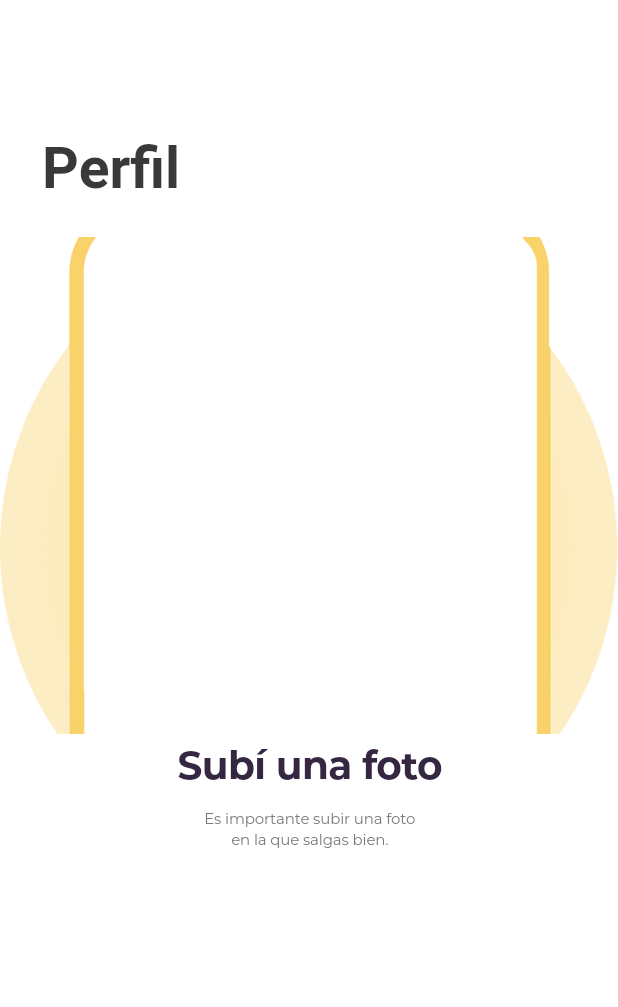
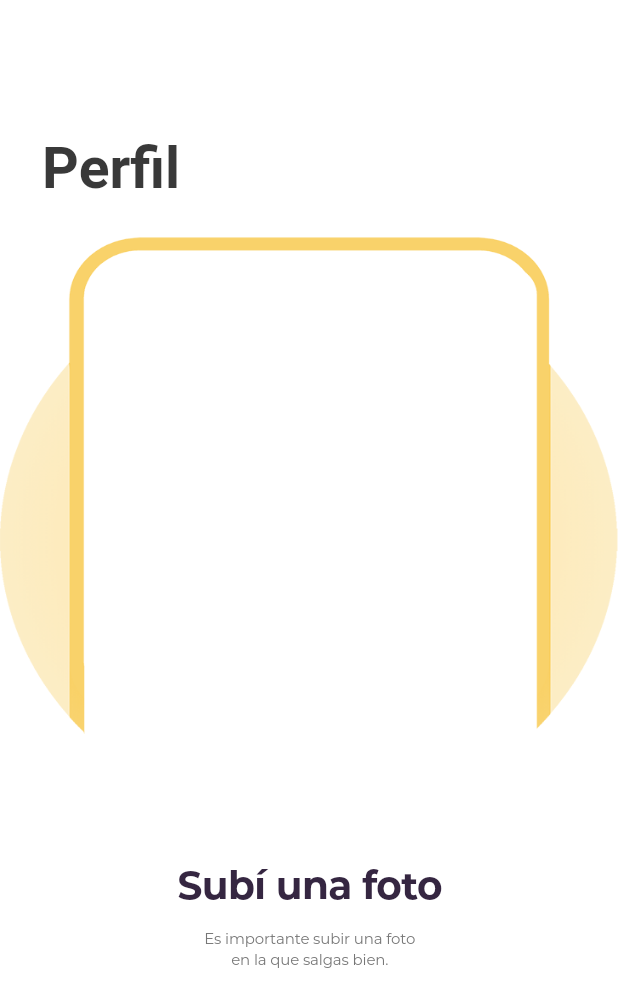
Before and after one commit to bautitravella/main_screens, a Flutter app: the SubiFotoPerfilWidget screen opened directly, on a phone screen of 412 x 824 dp. Shown: the top 1007 px of the screen. Run offline on Flutter 3.47's test engine with Material 2 defaults, Android fonts, the phone set to English and light mode, and no system bars.

Commit message:
image screen update

```diff
--- a/lib/subi_foto_perfil_widget/subi_foto_perfil_widget.dart
+++ b/lib/subi_foto_perfil_widget/subi_foto_perfil_widget.dart
@@ -37,11 +37,12 @@ class SubiFotoPerfilWidget extends StatelessWidget {
               margin: EdgeInsets.only(top: 23),
               child: Image.asset(
                 "assets/images/phonochico.png",
-                fit: BoxFit.cover,
+                fit: BoxFit.fill,
               ),
             ),
+            Spacer(),
             Container(
-              margin: EdgeInsets.only(left: 92, top: 5, right: 91),
+              margin: EdgeInsets.only(left: 92, right: 91, bottom: 12),
               child: Text(
                 "Subí una foto",
                 textAlign: TextAlign.center,
@@ -54,10 +55,8 @@ class SubiFotoPerfilWidget extends StatelessWidget {
                 ),
               ),
             ),
-            Expanded(
-              flex: 1,
-              child: Container(
-                margin: EdgeInsets.only(left: 108, top: 12, right: 107, bottom: 164),
+            Container(
+              margin: EdgeInsets.only(left: 108, right: 107, bottom: 164),
               child: Text(
                 "Es importante subir una foto \nen la que salgas bien.\n",
                 textAlign: TextAlign.center,
@@ -71,7 +70,6 @@ class SubiFotoPerfilWidget extends StatelessWidget {
                 ),
               ),
             ),
-            ),
           ],
         ),
       ),
```
Lines whose indentation alone changed are shown as unchanged.
